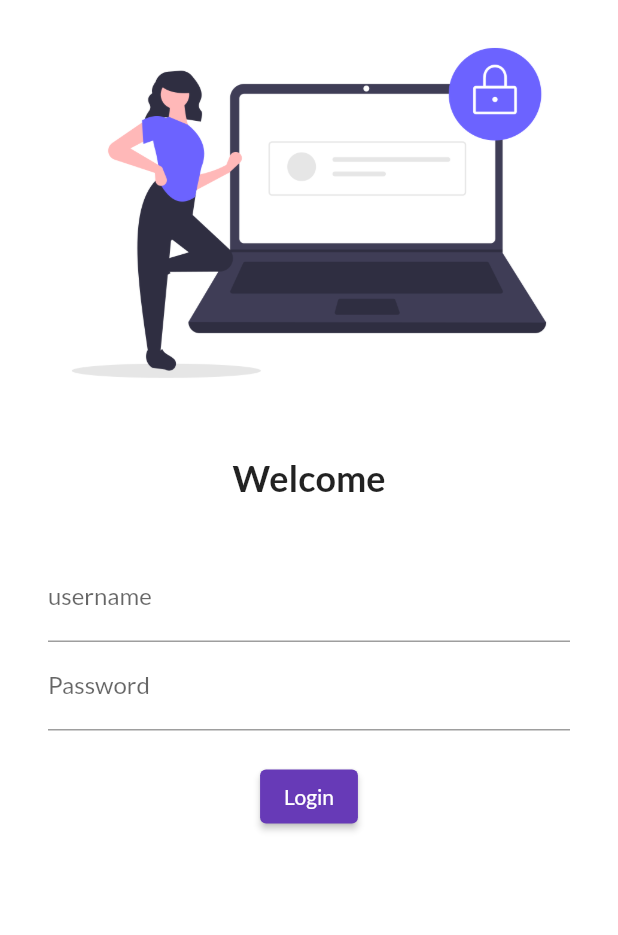
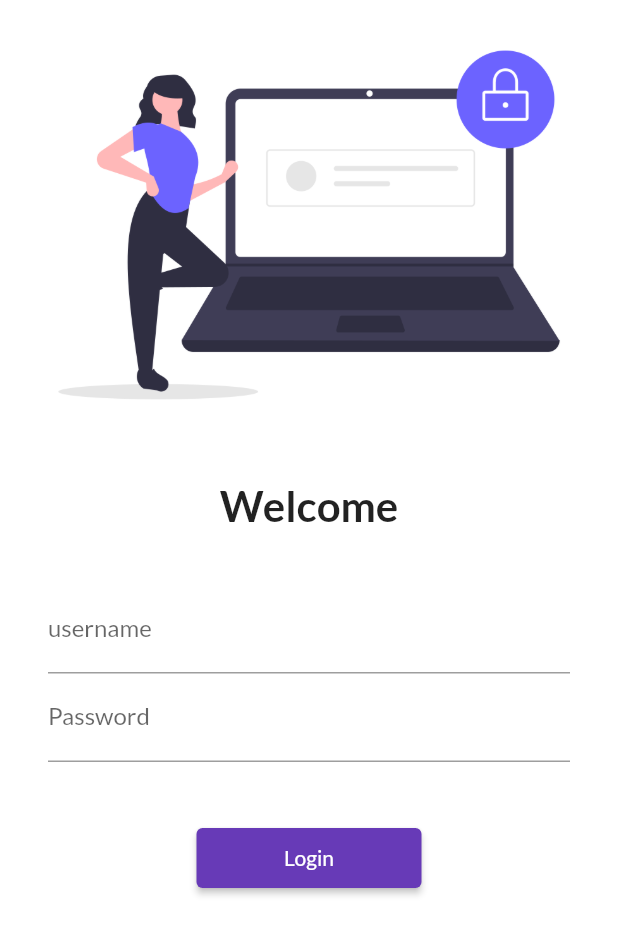
Before and after one commit to Ankita-Umredkar/30_days_flutter, a Flutter app: the screen it shows after launch, on a phone screen of 412 x 824 dp. Shown: the top 935 px of the screen. Run offline on Flutter 3.47's test engine with Material 2 defaults, Android fonts, the phone set to English and light mode, and no system bars; our stand-ins replace google_fonts.

Commit message:
day5 completd

```diff
--- a/lib/main.dart
+++ b/lib/main.dart
@@ -1,7 +1,9 @@
 import 'package:flutter/material.dart';
 import 'package:flutter_catalog/pages/home_page.dart';
 import 'package:flutter_catalog/pages/login_page.dart';
+import 'package:flutter_catalog/utils/routes.dart';
 import 'package:google_fonts/google_fonts.dart';
+
 void main() {
   runApp(MyApp());
 }
@@ -11,9 +13,12 @@ class MyApp extends StatelessWidget {
   Widget build(BuildContext context) {
     return MaterialApp(
       themeMode: ThemeMode.light,
-      theme: ThemeData(primarySwatch: Colors.deepPurple,
-      fontFamily:GoogleFonts.lato().fontFamily,
+      theme: ThemeData(
+        primarySwatch: Colors.deepPurple,
+        fontFamily: GoogleFonts.lato().fontFamily,
       ),
+
+      debugShowCheckedModeBanner: false,
       darkTheme: ThemeData(
         brightness: Brightness.dark,
         // primarySwatch: Colors.red,
@@ -21,8 +26,8 @@ class MyApp extends StatelessWidget {
       // initialRoute: "/home",
       routes: {
         "/": (context) => LoginPage(),
-        "/home": (context) => HomePage(),
-        "/login": (context) => LoginPage(),
+        MyRoutes.HomeRoute: (context) => HomePage(),
+        MyRoutes.loginRoute: (context) => LoginPage(),
       },
     );
   }
--- a/lib/pages/login_page.dart
+++ b/lib/pages/login_page.dart
@@ -1,22 +1,25 @@
 import 'package:flutter/material.dart';
+import 'package:flutter_catalog/utils/routes.dart';
 
 class LoginPage extends StatelessWidget {
   @override
   Widget build(BuildContext context) {
     return Material(
-        color: Colors.white,
+      color: Colors.white,
+      child: SingleChildScrollView(
         child: Column(
           children: [
             Image.asset(
               "assets/images/login_image.png",
               fit: BoxFit.cover,
+              height: 300,
             ),
             SizedBox(
               height: 20,
             ),
             Text(
               "Welcome",
-              style: TextStyle(fontSize: 24, fontWeight: FontWeight.bold),
+              style: TextStyle(fontSize: 28, fontWeight: FontWeight.bold),
             ),
             SizedBox(
               height: 20,
@@ -40,19 +43,21 @@ class LoginPage extends StatelessWidget {
                     ),
                   ),
                   SizedBox(
-                    height: 20,
+                    height: 40,
                   ),
                   ElevatedButton(
                     child: Text("Login"),
-                    style: TextButton.styleFrom(),
+                    style: TextButton.styleFrom(minimumSize: Size(150, 40)),
                     onPressed: () {
-                      print("Hi Codepur");
+                      Navigator.pushNamed(context, MyRoutes.HomeRoute);
                     },
                   )
                 ],
               ),
             )
           ],
-        ));
+        ),
+      ),
+    );
   }
 }
--- /dev/null
+++ b/lib/utils/routes.dart
@@ -0,0 +1,4 @@
+class MyRoutes {
+  static String loginRoute = "/login";
+  static String HomeRoute = "/home";
+}
```
